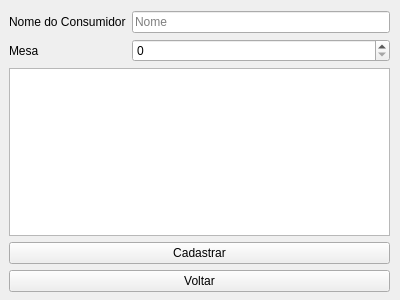
This is qtQuickOrder/QuickOrder/costumerregistermenu.ui in henriqueramalho1/QuickOrder as Qt 5 draws it before an edit. The edited form follows.
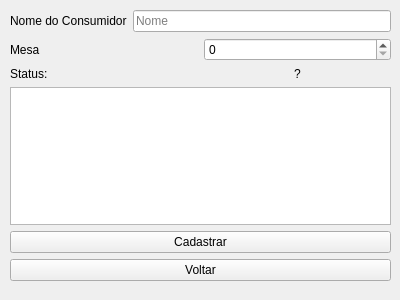
This is the edited form.

Commit message: adicionado status das mesas no menu de costumer

Diff of the .ui file:
```diff
--- a/qtQuickOrder/QuickOrder/costumerregistermenu.ui
+++ b/qtQuickOrder/QuickOrder/costumerregistermenu.ui
@@ -13,47 +13,77 @@
   <property name="windowTitle">
    <string>Form</string>
   </property>
-  <widget class="QWidget" name="layoutWidget">
+  <widget class="QWidget" name="">
    <property name="geometry">
     <rect>
-     <x>9</x>
-     <y>11</y>
+     <x>10</x>
+     <y>10</y>
      <width>381</width>
-     <height>281</height>
+     <height>271</height>
     </rect>
    </property>
-   <layout class="QVBoxLayout" name="verticalLayout">
+   <layout class="QVBoxLayout" name="verticalLayout_2">
     <item>
-     <layout class="QFormLayout" name="formLayout">
-      <item row="0" column="0">
+     <layout class="QHBoxLayout" name="horizontalLayout">
+      <item>
        <widget class="QLabel" name="label">
         <property name="text">
          <string>Nome do Consumidor</string>
         </property>
        </widget>
       </item>
-      <item row="0" column="1">
+      <item>
        <widget class="QLineEdit" name="nameInput">
         <property name="placeholderText">
          <string>Nome</string>
         </property>
        </widget>
       </item>
-      <item row="2" column="0">
+     </layout>
+    </item>
+    <item>
+     <layout class="QHBoxLayout" name="horizontalLayout_2">
+      <item>
        <widget class="QLabel" name="label_2">
         <property name="text">
          <string>Mesa</string>
         </property>
        </widget>
       </item>
-      <item row="2" column="1">
+      <item>
        <widget class="QSpinBox" name="tableSelect"/>
       </item>
-      <item row="3" column="0" colspan="2">
+     </layout>
+    </item>
+    <item>
+     <layout class="QHBoxLayout" name="horizontalLayout_3">
+      <item>
+       <widget class="QLabel" name="status">
+        <property name="text">
+         <string>Status:</string>
+        </property>
+        <property name="alignment">
+         <set>Qt::AlignLeading|Qt::AlignLeft|Qt::AlignVCenter</set>
+        </property>
+       </widget>
+      </item>
+      <item>
+       <widget class="QLabel" name="modStatus">
+        <property name="text">
+         <string>?</string>
+        </property>
+        <property name="alignment">
+         <set>Qt::AlignCenter</set>
+        </property>
+       </widget>
+      </item>
+     </layout>
+    </item>
+    <item>
+     <layout class="QVBoxLayout" name="verticalLayout">
+      <item>
        <widget class="QListWidget" name="costumerWidget"/>
       </item>
-     </layout>
-    </item>
     <item>
      <widget class="QPushButton" name="registerButton">
       <property name="text">
@@ -67,6 +97,8 @@
        <string>Voltar</string>
       </property>
      </widget>
+      </item>
+     </layout>
     </item>
    </layout>
   </widget>
```
Lines whose indentation alone changed are shown as unchanged. The commit also changes 44 other files.
